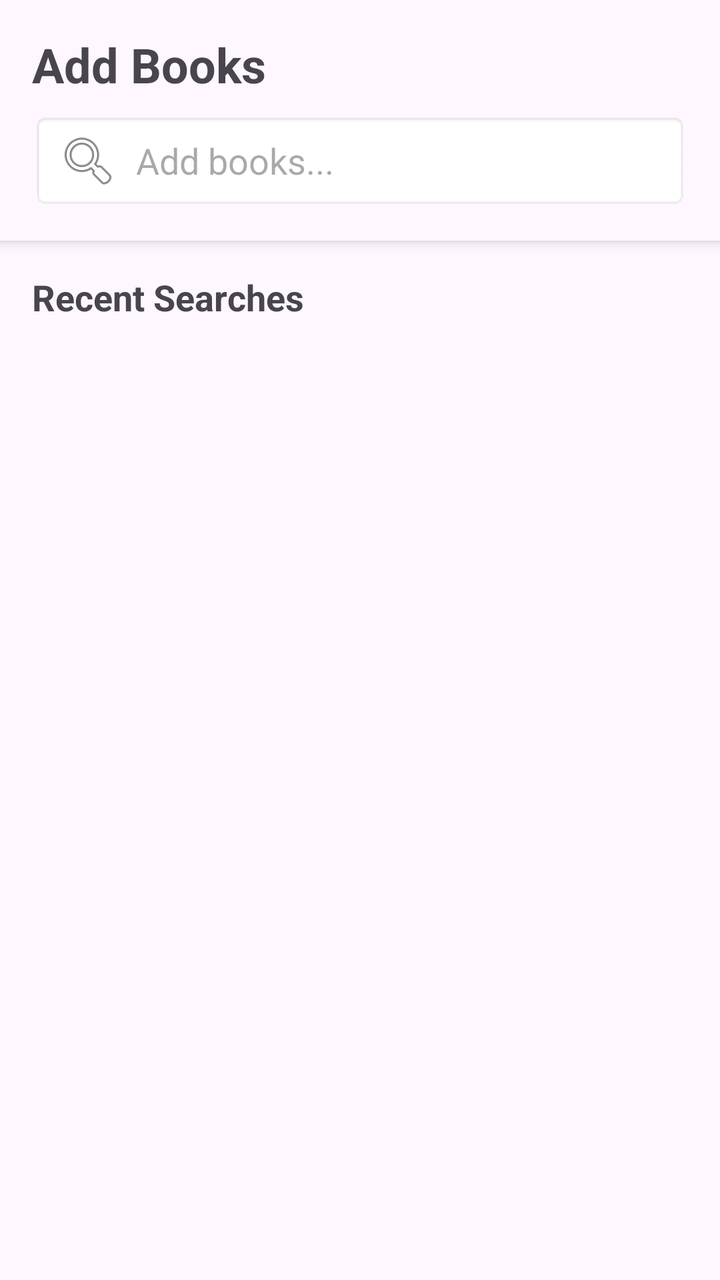
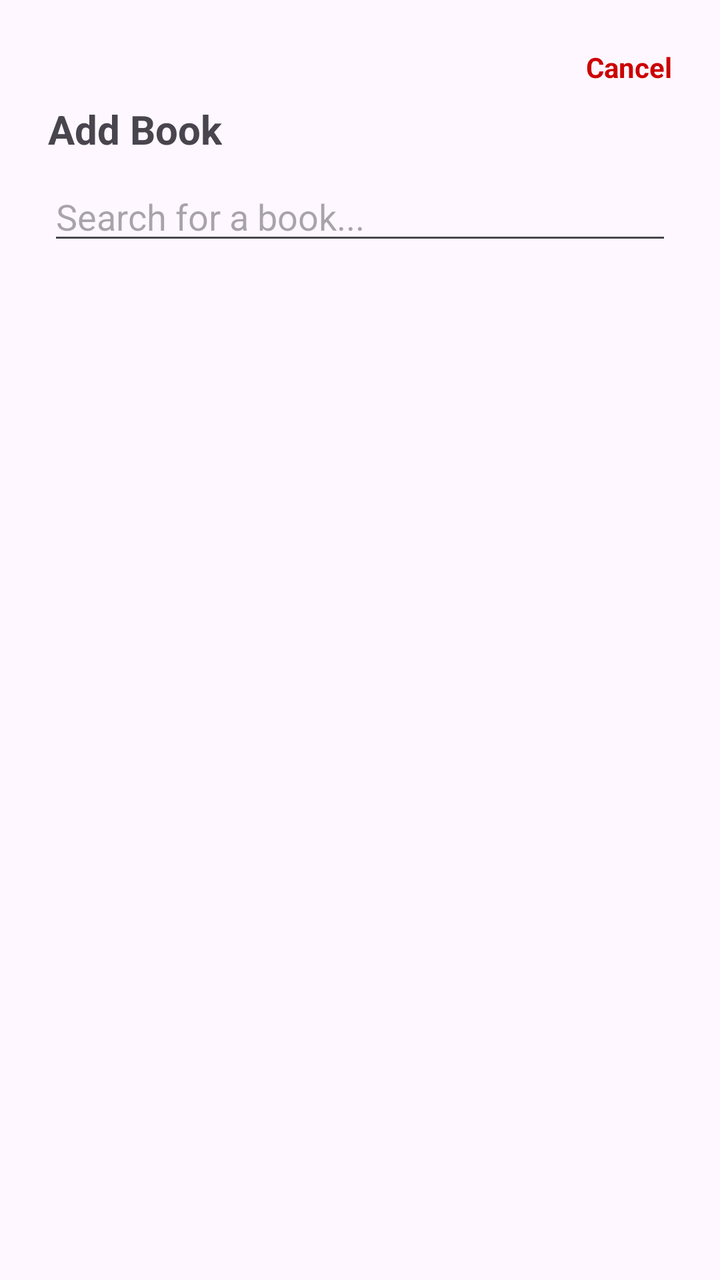

Two renders of the same Android screen: before a commit and after it. Below are the layout's source before the change and the commit's diff.
<!-- AndroidManifest.xml: application theme Theme.FrontendBook -->
<!-- res/layout/fragment_add_book.xml -->
<?xml version="1.0" encoding="utf-8"?>
<androidx.constraintlayout.widget.ConstraintLayout
    xmlns:android="http://schemas.android.com/apk/res/android"
    xmlns:app="http://schemas.android.com/apk/res-auto"
    android:id="@+id/searchRoot"
    android:layout_width="match_parent"
    android:layout_height="match_parent"
    android:paddingBottom="65dp">

    
    <LinearLayout
        android:id="@+id/searchHeader"
        android:layout_width="0dp"
        android:layout_height="wrap_content"
        android:orientation="vertical"
        android:padding="16dp"
        android:background="?android:attr/windowBackground"
        android:elevation="4dp"
        app:layout_constraintTop_toTopOf="parent"
        app:layout_constraintStart_toStartOf="parent"
        app:layout_constraintEnd_toEndOf="parent">

        <TextView
            android:id="@+id/addBookTitle"
            android:layout_width="wrap_content"
            android:layout_height="wrap_content"
            android:text="Add Books"
            android:textSize="24sp"
            android:textStyle="bold" />

        <EditText
            android:id="@+id/searchInput"
            android:layout_width="match_parent"
            android:layout_height="48dp"
            android:layout_marginTop="8dp"
            android:hint="Add books..."
            android:background="@android:drawable/editbox_background"
            android:paddingStart="12dp"
            android:paddingEnd="12dp"
            android:drawableStart="@android:drawable/ic_menu_search"
            android:drawablePadding="8dp" />
    </LinearLayout>

    
    <ScrollView
        android:id="@+id/searchScrollView"
        android:layout_width="0dp"
        android:layout_height="0dp"
        android:fillViewport="true"
        android:clipToPadding="false"
        app:layout_constraintTop_toBottomOf="@id/searchHeader"
        app:layout_constraintBottom_toBottomOf="parent"
        app:layout_constraintStart_toStartOf="parent"
        app:layout_constraintEnd_toEndOf="parent">

        <LinearLayout
            android:id="@+id/browseContainer"
            android:layout_width="match_parent"
            android:layout_height="wrap_content"
            android:orientation="vertical"
            android:padding="16dp">

            <TextView
                android:layout_width="wrap_content"
                android:layout_height="wrap_content"
                android:text="Recent Searches"
                android:textSize="18sp"
                android:textStyle="bold"
                android:paddingBottom="8dp" />

            <LinearLayout
                android:id="@+id/browseButtonList"
                android:layout_width="match_parent"
                android:layout_height="wrap_content"
                android:orientation="vertical"
                android:divider="?android:attr/dividerHorizontal"
                android:showDividers="middle" />

        </LinearLayout>
    </ScrollView>

</androidx.constraintlayout.widget.ConstraintLayout>
<!-- resources referenced by this layout -->
<resources>
  <style name="Theme.FrontendBook" parent="Base.Theme.FrontendBook" />
  <style name="Base.Theme.FrontendBook" parent="Theme.Material3.DayNight.NoActionBar">
          <item name="colorPrimary">@color/primary_bordo</item>
          <item name="colorPrimaryVariant">@color/primary_bordo_dark</item> 
          <item name="colorOnPrimary">@color/white</item>
          <item name="colorSecondary">@color/background_light</item>
          <item name="colorOutline">@color/outline_bordo</item>
      </style>
  <color name="primary_bordo">#400505</color>
  <color name="primary_bordo_dark">#2A0303</color>
  <color name="white">#FFFFFFFF</color>
  <color name="background_light">#F9F9F9</color>
  <color name="outline_bordo">#400505</color>
</resources>

<!-- the commit's change to res/layout/fragment_add_book.xml (unified diff, before → after) -->
@@ -1,82 +1,49 @@
 <?xml version="1.0" encoding="utf-8"?>
-<androidx.constraintlayout.widget.ConstraintLayout
+<LinearLayout
     xmlns:android="http://schemas.android.com/apk/res/android"
-    xmlns:app="http://schemas.android.com/apk/res-auto"
-    android:id="@+id/searchRoot"
     android:layout_width="match_parent"
-    android:layout_height="match_parent"
-    android:paddingBottom="65dp">
+    android:layout_height="wrap_content"
+    android:orientation="vertical"
+    android:padding="24dp">
 
     
-    <LinearLayout
-        android:id="@+id/searchHeader"
-        android:layout_width="0dp"
+    <TextView
+        android:id="@+id/cancelButton"
+        android:layout_width="wrap_content"
         android:layout_height="wrap_content"
-        android:orientation="vertical"
-        android:padding="16dp"
-        android:background="?android:attr/windowBackground"
-        android:elevation="4dp"
-        app:layout_constraintTop_toTopOf="parent"
-        app:layout_constraintStart_toStartOf="parent"
-        app:layout_constraintEnd_toEndOf="parent">
+        android:text="Cancel"
+        android:textColor="@android:color/holo_red_dark"
+        android:textStyle="bold"
+        android:layout_gravity="end"
+        android:paddingBottom="8dp" />
 
-        <TextView
-            android:id="@+id/addBookTitle"
-            android:layout_width="wrap_content"
-            android:layout_height="wrap_content"
-            android:text="Add Books"
-            android:textSize="24sp"
-            android:textStyle="bold" />
+    
+    <TextView
+        android:id="@+id/addBookTitle"
+        android:layout_width="wrap_content"
+        android:layout_height="wrap_content"
+        android:text="Add Book"
+        android:textSize="20sp"
+        android:textStyle="bold"
+        android:paddingBottom="8dp" />
 
-        <EditText
-            android:id="@+id/searchInput"
-            android:layout_width="match_parent"
-            android:layout_height="48dp"
-            android:layout_marginTop="8dp"
-            android:hint="Add books..."
-            android:background="@android:drawable/editbox_background"
-            android:paddingStart="12dp"
-            android:paddingEnd="12dp"
-            android:drawableStart="@android:drawable/ic_menu_search"
-            android:drawablePadding="8dp" />
-    </LinearLayout>
+    
+    <EditText
+        android:id="@+id/searchInput"
+        android:layout_width="match_parent"
+        android:layout_height="wrap_content"
+        android:hint="Search for a book..." />
 
     
     <ScrollView
-        android:id="@+id/searchScrollView"
-        android:layout_width="0dp"
-        android:layout_height="0dp"
-        android:fillViewport="true"
-        android:clipToPadding="false"
-        app:layout_constraintTop_toBottomOf="@id/searchHeader"
-        app:layout_constraintBottom_toBottomOf="parent"
-        app:layout_constraintStart_toStartOf="parent"
-        app:layout_constraintEnd_toEndOf="parent">
+        android:layout_width="match_parent"
+        android:layout_height="200dp"
+        android:layout_marginTop="12dp">
 
         <LinearLayout
-            android:id="@+id/browseContainer"
+            android:id="@+id/browseButtonList"
             android:layout_width="match_parent"
             android:layout_height="wrap_content"
-            android:orientation="vertical"
-            android:padding="16dp">
-
-            <TextView
-                android:layout_width="wrap_content"
-                android:layout_height="wrap_content"
-                android:text="Recent Searches"
-                android:textSize="18sp"
-                android:textStyle="bold"
-                android:paddingBottom="8dp" />
-
-            <LinearLayout
-                android:id="@+id/browseButtonList"
-                android:layout_width="match_parent"
-                android:layout_height="wrap_content"
-                android:orientation="vertical"
-                android:divider="?android:attr/dividerHorizontal"
-                android:showDividers="middle" />
-
-        </LinearLayout>
+            android:orientation="vertical" />
     </ScrollView>
-
-</androidx.constraintlayout.widget.ConstraintLayout>
+</LinearLayout>
